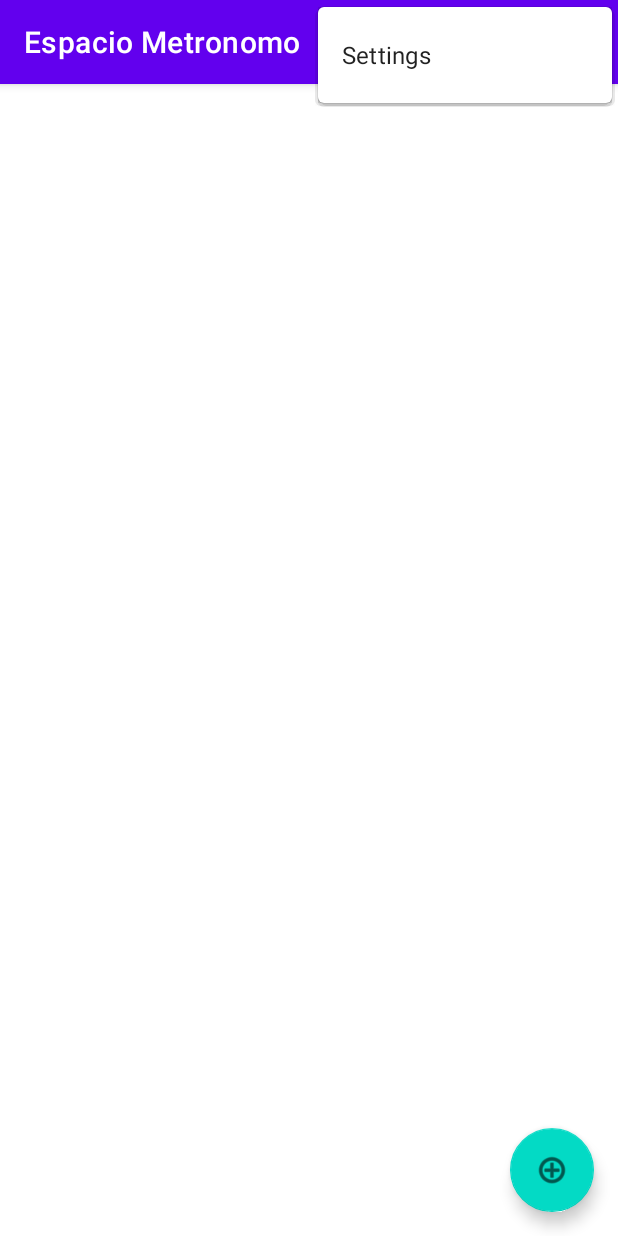
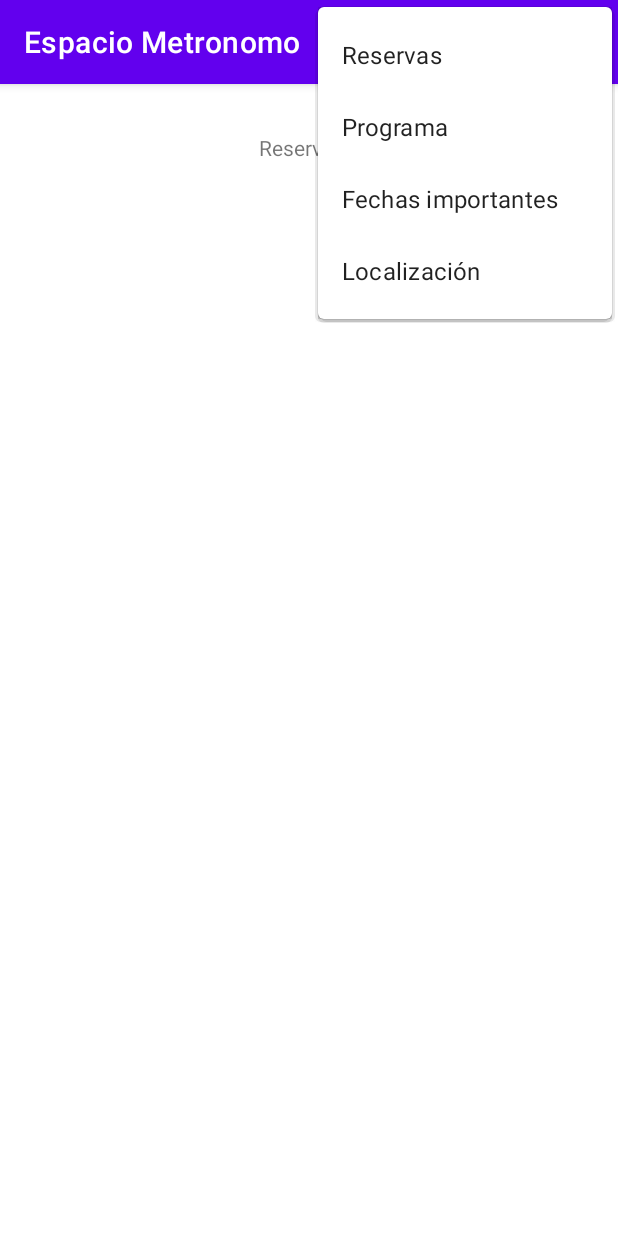
Before and after one commit to Jesus-md-dev/PNET-Project, an Android app: the screen it shows after launch (MainActivity), with the options menu open, on a phone screen of 412 x 824 dp. Run offline under Robolectric (Android 15) with nearby library versions, the phone set to English and light mode, and no system bars; 1 statement that could not run was skipped.

Commit message:
inicio reservas

```diff
--- a/Hito 4/EspacioMetronomo/app/src/main/java/es/uca/espaciometronomo/MainActivity.java
+++ b/Hito 4/EspacioMetronomo/app/src/main/java/es/uca/espaciometronomo/MainActivity.java
@@ -7,13 +7,20 @@ import com.google.android.material.snackbar.Snackbar;
 
 import androidx.appcompat.app.AppCompatActivity;
 import androidx.appcompat.widget.Toolbar;
+import androidx.recyclerview.widget.LinearLayoutManager;
+import androidx.recyclerview.widget.RecyclerView;
 
 import android.view.View;
 
 import android.view.Menu;
 import android.view.MenuItem;
 
+import java.util.ArrayList;
+
 public class MainActivity extends AppCompatActivity {
+    private RecyclerView mRecyclerView;
+    private RecyclerView.Adapter mAdapter;
+    private RecyclerView.LayoutManager mLayoutManager;
 
     @Override
     protected void onCreate(Bundle savedInstanceState) {
@@ -22,14 +29,20 @@ public class MainActivity extends AppCompatActivity {
         Toolbar toolbar = findViewById(R.id.toolbar);
         setSupportActionBar(toolbar);
 
-        FloatingActionButton fab = findViewById(R.id.fab);
-        fab.setOnClickListener(new View.OnClickListener() {
-            @Override
-            public void onClick(View view) {
-                Snackbar.make(view, "Replace with your own action", Snackbar.LENGTH_LONG)
-                        .setAction("Action", null).show();
-            }
-        });
+        // Referenciamos al RecyclerView
+        mRecyclerView = (RecyclerView) findViewById(R.id.my_recycler_view);
+        // Mejoramos rendimiento con esta configuración
+        mRecyclerView.setHasFixedSize(true);
+        // Creamos un LinearLayoutManager para gestionar el item.xml creado antes
+        mLayoutManager = new LinearLayoutManager(this);
+        // Lo asociamos al RecyclerView
+        mRecyclerView.setLayoutManager(mLayoutManager);
+        // Creamos un ArrayList de Pokemons
+         ArrayList<Reserva> reservas = new ArrayList<Reserva>();
+        // Creamos un PokemonAdapter pasándole todos nuestro Pokemons
+        mAdapter = new ReservaAdapter(reservas);
+        // Asociamos el adaptador al RecyclerView
+        mRecyclerView.setAdapter(mAdapter);
     }
 
     @Override
@@ -47,7 +60,19 @@ public class MainActivity extends AppCompatActivity {
         int id = item.getItemId();
 
         //noinspection SimplifiableIfStatement
-        if (id == R.id.action_settings) {
+        if (id == R.id.action_reservas) {
+            return true;
+        }
+
+        if (id == R.id.action_programa) {
+            return true;
+        }
+
+        if (id == R.id.action_fechas) {
+            return true;
+        }
+
+        if (id == R.id.action_localizacion) {
             return true;
         }
 
--- a/Hito 4/EspacioMetronomo/app/src/main/res/layout/activity_main.xml
+++ b/Hito 4/EspacioMetronomo/app/src/main/res/layout/activity_main.xml
@@ -20,14 +20,35 @@
 
     </com.google.android.material.appbar.AppBarLayout>
 
-    <include layout="@layout/content_main" />
+    <androidx.constraintlayout.widget.ConstraintLayout
+        android:id="@+id/constraintLayout"
+        android:layout_width="match_parent"
+        android:layout_height="match_parent">
 
-    <com.google.android.material.floatingactionbutton.FloatingActionButton
-        android:id="@+id/fab"
-        android:layout_width="wrap_content"
-        android:layout_height="wrap_content"
-        android:layout_gravity="bottom|end"
-        android:layout_margin="@dimen/fab_margin"
-        app:srcCompat="@android:drawable/ic_menu_add" />
+        <TextView
+            android:id="@+id/tittleReservas"
+            android:layout_width="wrap_content"
+            android:layout_height="wrap_content"
+            android:text="@string/titleReservas"
+            app:layout_constraintBottom_toBottomOf="parent"
+            app:layout_constraintEnd_toEndOf="parent"
+            app:layout_constraintHorizontal_bias="0.498"
+            app:layout_constraintStart_toStartOf="parent"
+            app:layout_constraintTop_toTopOf="parent"
+            app:layout_constraintVertical_bias="0.11" />
+
+        <androidx.recyclerview.widget.RecyclerView
+            android:id="@+id/my_recycler_view"
+            android:layout_width="359dp"
+            android:layout_height="590dp"
+            android:scrollbars="vertical"
+            app:layout_constraintBottom_toBottomOf="parent"
+            app:layout_constraintEnd_toEndOf="parent"
+            app:layout_constraintStart_toStartOf="parent"
+            app:layout_constraintTop_toBottomOf="@+id/tittleReservas">
+
+        </androidx.recyclerview.widget.RecyclerView>
+
+    </androidx.constraintlayout.widget.ConstraintLayout>
 
 </androidx.coordinatorlayout.widget.CoordinatorLayout>
--- a/Hito 4/EspacioMetronomo/app/src/main/res/layout/content_main.xml
+++ /dev/null
@@ -1,7 +0,0 @@
-<?xml version="1.0" encoding="utf-8"?>
-<androidx.constraintlayout.widget.ConstraintLayout xmlns:android="http://schemas.android.com/apk/res/android"
-    xmlns:app="http://schemas.android.com/apk/res-auto"
-    android:layout_width="match_parent"
-    android:layout_height="match_parent"
-    app:layout_behavior="@string/appbar_scrolling_view_behavior">
-</androidx.constraintlayout.widget.ConstraintLayout>
--- a/Hito 4/EspacioMetronomo/app/src/main/res/menu/menu_main.xml
+++ b/Hito 4/EspacioMetronomo/app/src/main/res/menu/menu_main.xml
@@ -3,8 +3,26 @@
     xmlns:tools="http://schemas.android.com/tools"
     tools:context="es.uca.espaciometronomo.MainActivity">
     <item
-        android:id="@+id/action_settings"
+        android:id="@+id/action_reservas"
         android:orderInCategory="100"
-        android:title="@string/action_settings"
+        android:title="@string/action_reservas"
+        app:showAsAction="never" />
+
+    <item
+        android:id="@+id/action_programa"
+        android:orderInCategory="100"
+        android:title="@string/action_programa"
+        app:showAsAction="never" />
+
+    <item
+        android:id="@+id/action_fechas"
+        android:orderInCategory="100"
+        android:title="@string/action_fechas"
+        app:showAsAction="never" />
+
+    <item
+        android:id="@+id/action_localizacion"
+        android:orderInCategory="100"
+        android:title="@string/action_localizacion"
         app:showAsAction="never" />
 </menu>
--- a/Hito 4/EspacioMetronomo/app/src/main/res/values/strings.xml
+++ b/Hito 4/EspacioMetronomo/app/src/main/res/values/strings.xml
@@ -9,4 +9,9 @@
 
     <string name="hello_first_fragment">Hello first fragment</string>
     <string name="hello_second_fragment">Hello second fragment. Arg: %1$s</string>
+    <string name="action_reservas">Reservas</string>
+    <string name="action_programa">Programa</string>
+    <string name="action_fechas">Fechas importantes</string>
+    <string name="action_localizacion">Localización</string>
+    <string name="titleReservas">Reservas2</string>
 </resources>
```
Also changed, not shown: Hito 4/EspacioMetronomo/app/build.gradle (+5 -2 lines), Hito 4/EspacioMetronomo/app/src/main/java/es/uca/espaciometronomo/Reserva.java (added, +30 -0 lines), Hito 4/EspacioMetronomo/app/src/main/java/es/uca/espaciometronomo/ReservaAdapter.java (added, +71 -0 lines), Hito 4/EspacioMetronomo/app/src/main/res/layout/reserva.xml (added, +67 -0 lines), 1 other file.
